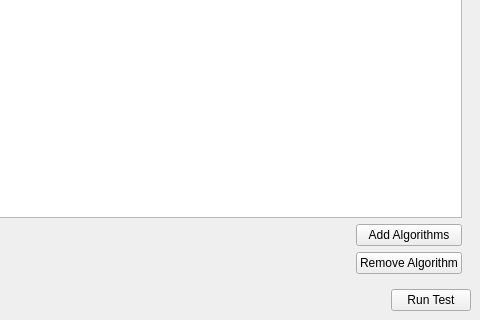
First picture: the form in RegressionTestEditor.ui, repository jdhow5/despot, before the edit; both pictures show x 296 to 776 and y 296 to 616 of the 776 by 616 pixel window.
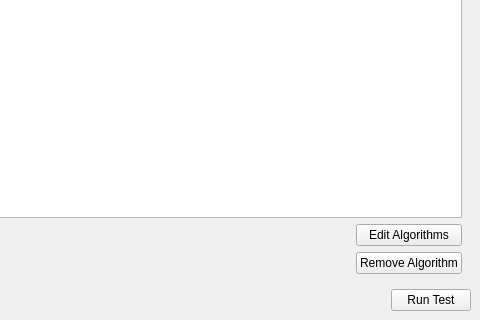
Second picture: the form after the edit.

```diff
--- a/RegressionTestEditor.ui
+++ b/RegressionTestEditor.ui
@@ -86,7 +86,7 @@
            <item>
             <widget class="QPushButton" name="m_addRTAlgorithmsBtn">
              <property name="text">
-              <string>Add Algorithms</string>
+              <string>Edit Algorithms</string>
              </property>
             </widget>
            </item>
```
